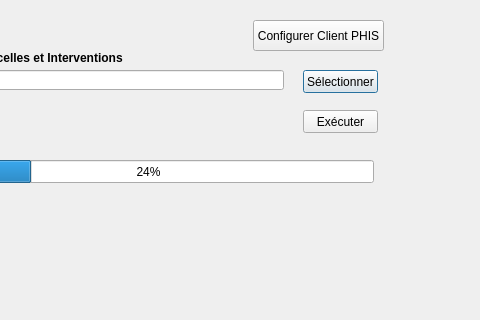
Above: Internship_interoperability/Applications/ITKtoPHIS/interf.ui from OpenSILEX/opensilex-scripts before the change; both pictures show x 107 to 587 and y 0 to 320 of the 773 by 428 pixel window. Below: the same form after it.
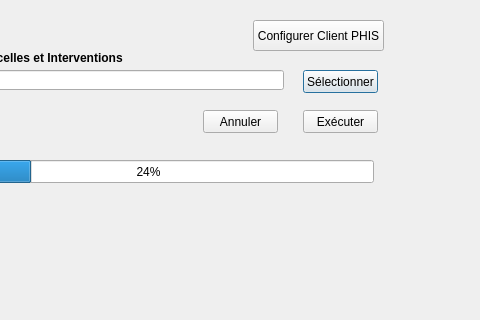
That is the form after the change.

What changed in the file:
```diff
--- a/Internship_interoperability/Applications/ITKtoPHIS/interf.ui
+++ b/Internship_interoperability/Applications/ITKtoPHIS/interf.ui
@@ -94,6 +94,19 @@
     <number>24</number>
    </property>
   </widget>
+  <widget class="QPushButton" name="b_annuler">
+   <property name="geometry">
+    <rect>
+     <x>310</x>
+     <y>110</y>
+     <width>75</width>
+     <height>23</height>
+    </rect>
+   </property>
+   <property name="text">
+    <string>Annuler</string>
+   </property>
+  </widget>
  </widget>
  <resources/>
  <connections/>
```
